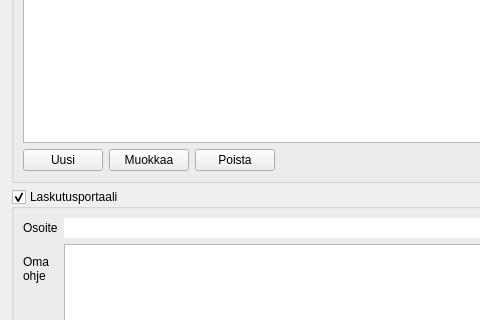
The window that kitsas/kierto/kiertomaaritys.ui (artoh/kitupiikki) describes before a commit, drawn with Qt 5; both pictures show x 0 to 480 and y 343 to 663 of the 675 by 830 pixel window.
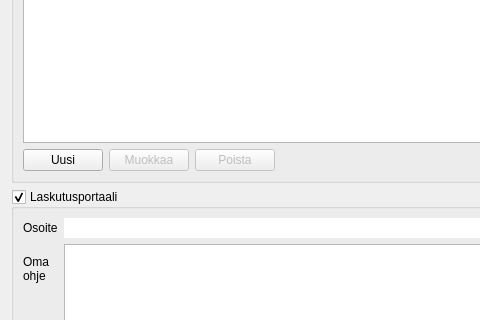
The same window after the commit. Icons and pictures are not drawn.

Diff of the .ui file:
```diff
--- a/kitsas/kierto/kiertomaaritys.ui
+++ b/kitsas/kierto/kiertomaaritys.ui
@@ -51,6 +51,9 @@
         </item>
         <item>
          <widget class="QPushButton" name="muokkaaNappi">
+          <property name="enabled">
+           <bool>false</bool>
+          </property>
           <property name="text">
            <string>Muokkaa</string>
           </property>
@@ -61,7 +64,10 @@
          </widget>
         </item>
         <item>
-         <widget class="QPushButton" name="pushButton">
+         <widget class="QPushButton" name="poistaNappi">
+          <property name="enabled">
+           <bool>false</bool>
+          </property>
           <property name="text">
            <string>Poista</string>
           </property>
```
